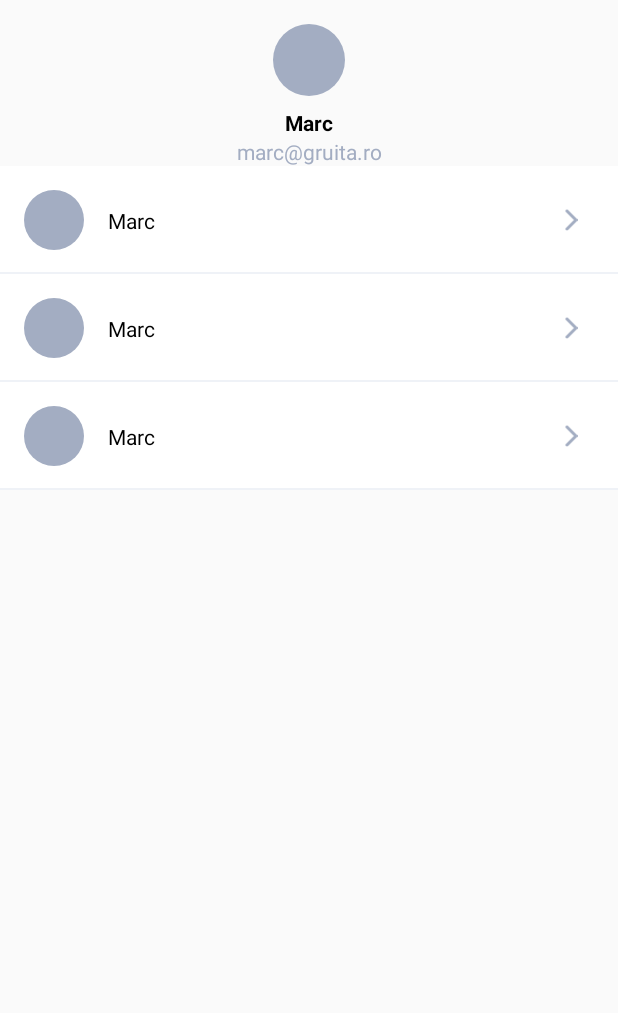
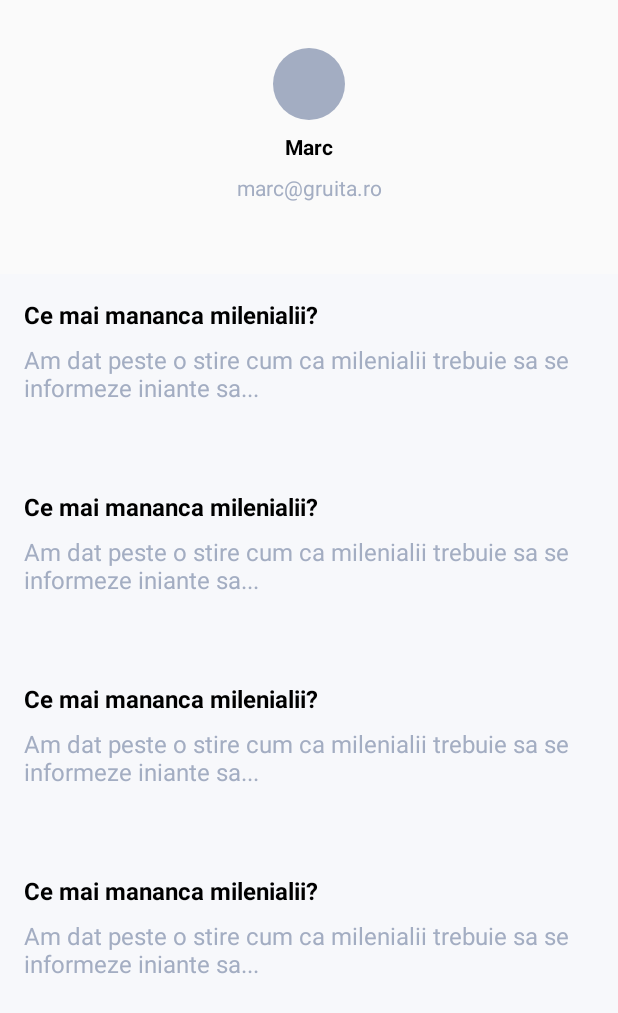
Before and after one commit to marcgr9/pago-assignment, an Android app: the layout frag_main_details.xml on its own in the app's theme, with its tools: preview values and no code run, on a phone screen of 412 x 824 dp. Shown: the top 1013 px of the screen. Run offline under Robolectric (Android 15) with nearby library versions, the phone set to English and light mode, and no system bars; network calls fail.

Commit message:
FEATURE. Full implementation

```diff
--- a/app/src/main/java/ro/marc/pago/data/repo/Repository.kt
+++ b/app/src/main/java/ro/marc/pago/data/repo/Repository.kt
@@ -16,4 +16,8 @@ class Repository(
         )
     }
 
+    fun getPosts(id: Long) = flow {
+        emit(service.getPosts(id))
+    }
+
 }
--- a/app/src/main/java/ro/marc/pago/data/service/Service.kt
+++ b/app/src/main/java/ro/marc/pago/data/service/Service.kt
@@ -1,11 +1,16 @@
 package ro.marc.pago.data.service
 
 import retrofit2.http.GET
+import retrofit2.http.Path
 import ro.marc.pago.data.dto.Contact
+import ro.marc.pago.data.dto.Post
 
 interface Service {
 
     @GET("users")
     suspend fun getContacts(): List<Contact>
 
+    @GET("users/{id}/posts")
+    suspend fun getPosts(@Path("id") id: Long): List<Post>
+
 }
--- /dev/null
+++ b/app/src/main/res/layout/comp_post.xml
@@ -0,0 +1,29 @@
+<?xml version="1.0" encoding="utf-8"?>
+<androidx.appcompat.widget.LinearLayoutCompat xmlns:android="http://schemas.android.com/apk/res/android"
+    android:layout_width="match_parent"
+    android:layout_height="@dimen/details_post_height"
+    android:background="@color/frag_details_list_background"
+    android:orientation="vertical"
+    android:padding="@dimen/view_x2"
+    xmlns:tools="http://schemas.android.com/tools">
+
+    <TextView
+        android:id="@+id/title"
+        android:layout_width="wrap_content"
+        android:layout_height="wrap_content"
+        android:textStyle="bold"
+        android:textSize="@dimen/text_medium"
+        android:layout_marginBottom="@dimen/view_x1"
+        tools:text="Ce mai mananca milenialii?" />
+
+    <TextView
+        android:id="@+id/body"
+        android:layout_width="wrap_content"
+        android:layout_height="wrap_content"
+        android:textSize="@dimen/text_medium"
+        android:textColor="@color/frag_home_list_header"
+        android:ellipsize="end"
+        android:maxLines="2"
+        tools:text="Am dat peste o stire cum ca milenialii trebuie sa se informeze iniante sa..." />
+
+</androidx.appcompat.widget.LinearLayoutCompat>
--- a/app/src/main/res/layout/frag_main_details.xml
+++ b/app/src/main/res/layout/frag_main_details.xml
@@ -3,14 +3,14 @@
     android:layout_width="match_parent"
     android:layout_height="match_parent"
     xmlns:app="http://schemas.android.com/apk/res-auto"
-    xmlns:tools="http://schemas.android.com/tools"
-    android:layout_marginTop="@dimen/view_x2">
+    xmlns:tools="http://schemas.android.com/tools">
 
     <ImageView
         android:id="@+id/thumbnail"
         android:layout_width="@dimen/view_x6"
         android:layout_height="@dimen/view_x6"
         android:src="@drawable/frag_main_thumbnail_placeholder"
+        android:layout_marginTop="@dimen/view_x4"
         android:layout_marginBottom="@dimen/view_x1"
         app:layout_constraintStart_toStartOf="parent"
         app:layout_constraintEnd_toEndOf="parent"
@@ -22,6 +22,7 @@
         android:layout_width="wrap_content"
         android:layout_height="wrap_content"
         android:textStyle="bold"
+        android:layout_marginBottom="@dimen/view_x1"
         app:layout_constraintStart_toStartOf="parent"
         app:layout_constraintEnd_toEndOf="parent"
         app:layout_constraintTop_toBottomOf="@id/thumbnail"
@@ -45,6 +46,7 @@
         android:layout_width="wrap_content"
         android:layout_height="wrap_content"
         android:textColor="@color/frag_home_list_thumbnail_background"
+        android:layout_marginBottom="@dimen/view_x6"
         app:layout_constraintStart_toStartOf="parent"
         app:layout_constraintEnd_toEndOf="parent"
         app:layout_constraintTop_toBottomOf="@id/name"
@@ -57,6 +59,7 @@
         android:layout_height="0dp"
         app:layout_constraintTop_toBottomOf="@id/email"
         app:layout_constraintBottom_toBottomOf="parent"
-        tools:listitem="@layout/comp_contact" />
+        tools:listitem="@layout/comp_post"
+        tools:itemCount="4" />
 
 </androidx.constraintlayout.widget.ConstraintLayout>
--- a/app/src/main/res/values/colors.xml
+++ b/app/src/main/res/values/colors.xml
@@ -3,4 +3,5 @@
     <color name="frag_home_list_background">#eff2f7</color>
     <color name="frag_home_list_header">#a3adc2</color>
     <color name="frag_home_list_thumbnail_background">#a3adc2</color>
+    <color name="frag_details_list_background">#f7f8fb</color>
 </resources>
--- a/app/src/main/res/values/dimens.xml
+++ b/app/src/main/res/values/dimens.xml
@@ -19,4 +19,6 @@
     <dimen name="view_x7">56dp</dimen>
     <dimen name="view_x8">64dp</dimen>
 
+    <dimen name="details_post_height">128dp</dimen>
+
 </resources>
```
Also changed, not shown: app/src/main/java/ro/marc/pago/activity/MainActivityVM.kt (+19 -0 lines), app/src/main/java/ro/marc/pago/activity/adapter/PostsAdapter.kt (added, +40 -0 lines), app/src/main/java/ro/marc/pago/activity/fragments/MainDetails.kt (+12 -11 lines), app/src/main/java/ro/marc/pago/data/dto/Post.kt (added, +10 -0 lines).
